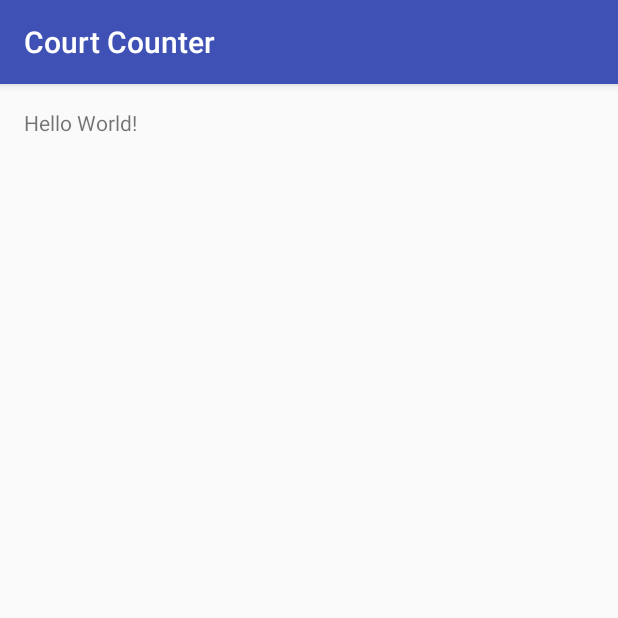
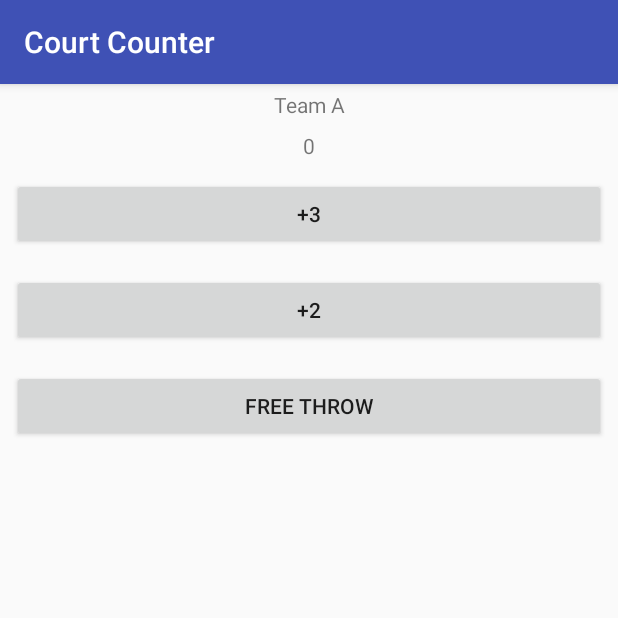
Before and after one commit to pengkunRu/Court-Counter, an Android app: the screen it shows after launch (MainActivity), on a phone screen of 412 x 824 dp, the top half of it. Run offline under Robolectric (Android 15) with nearby library versions, the phone set to English and light mode, and no system bars.

Commit message:
1.02 interface,just one team

```diff
--- a/app/src/main/res/layout/activity_main.xml
+++ b/app/src/main/res/layout/activity_main.xml
@@ -1,17 +1,42 @@
 <?xml version="1.0" encoding="utf-8"?>
-<RelativeLayout xmlns:android="http://schemas.android.com/apk/res/android"
+<LinearLayout xmlns:android="http://schemas.android.com/apk/res/android"
     xmlns:tools="http://schemas.android.com/tools"
     android:id="@+id/activity_main"
     android:layout_width="match_parent"
     android:layout_height="match_parent"
-    android:paddingBottom="@dimen/activity_vertical_margin"
-    android:paddingLeft="@dimen/activity_horizontal_margin"
-    android:paddingRight="@dimen/activity_horizontal_margin"
-    android:paddingTop="@dimen/activity_vertical_margin"
+    android:orientation="vertical"
     tools:context="com.example.android.courtcounter.MainActivity">
 
     <TextView
-        android:layout_width="wrap_content"
+        android:layout_width="match_parent"
         android:layout_height="wrap_content"
-        android:text="Hello World!" />
-</RelativeLayout>
+        android:gravity="center_horizontal"
+        android:padding="4dp"
+        android:text="Team A" />
+
+    <TextView
+        android:layout_width="match_parent"
+        android:layout_height="wrap_content"
+        android:gravity="center_horizontal"
+        android:padding="4dp"
+        android:text="0" />
+
+    <Button
+        android:layout_width="match_parent"
+        android:layout_height="wrap_content"
+        android:layout_margin="8dp"
+        android:text="+3" />
+
+    <Button
+        android:layout_width="match_parent"
+        android:layout_height="wrap_content"
+        android:layout_margin="8dp"
+        android:text="+2" />
+
+    <Button
+        android:layout_width="match_parent"
+        android:layout_height="wrap_content"
+        android:layout_margin="8dp"
+        android:text="FREE THROW" />
+
+</LinearLayout>
```
Also changed, not shown: app/src/main/ic_launcher-web.png (added), app/src/main/res/mipmap-hdpi/ic_launcher.png, app/src/main/res/mipmap-mdpi/ic_launcher.png, app/src/main/res/mipmap-xhdpi/ic_launcher.png, app/src/main/res/mipmap-xxhdpi/ic_launcher.png, app/src/main/res/mipmap-xxxhdpi/ic_launcher.png, 1 other file.
